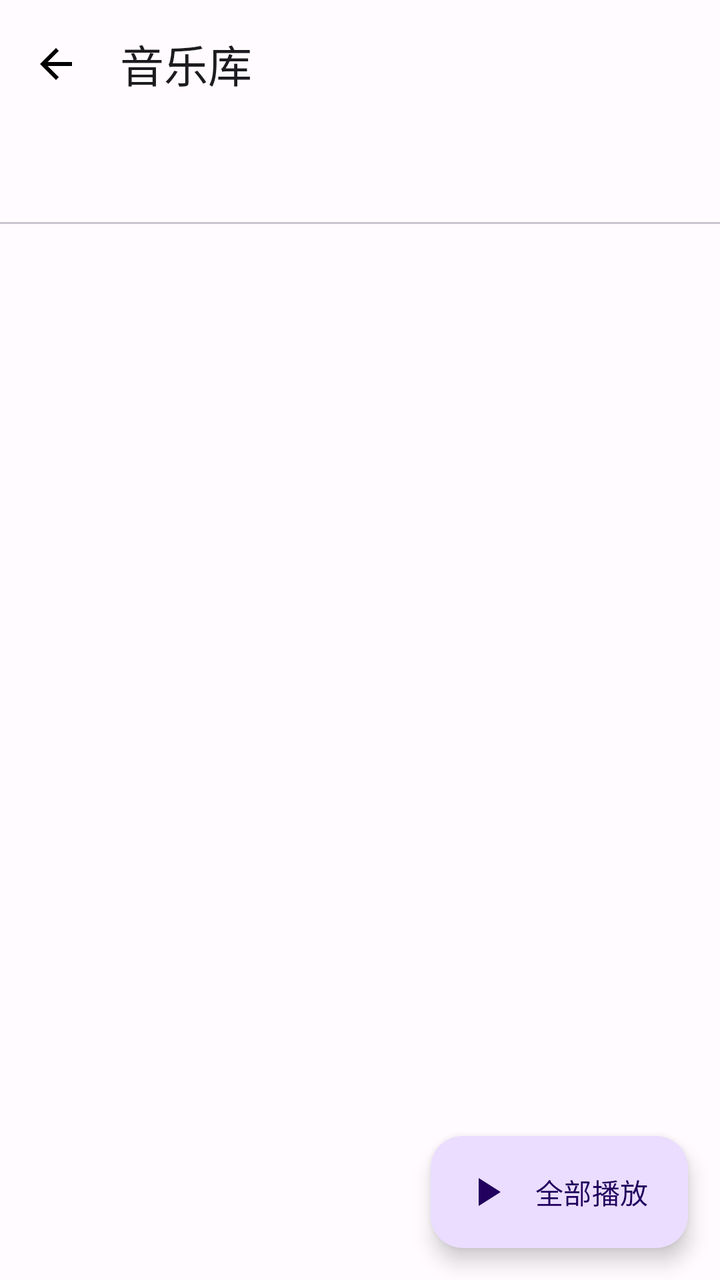
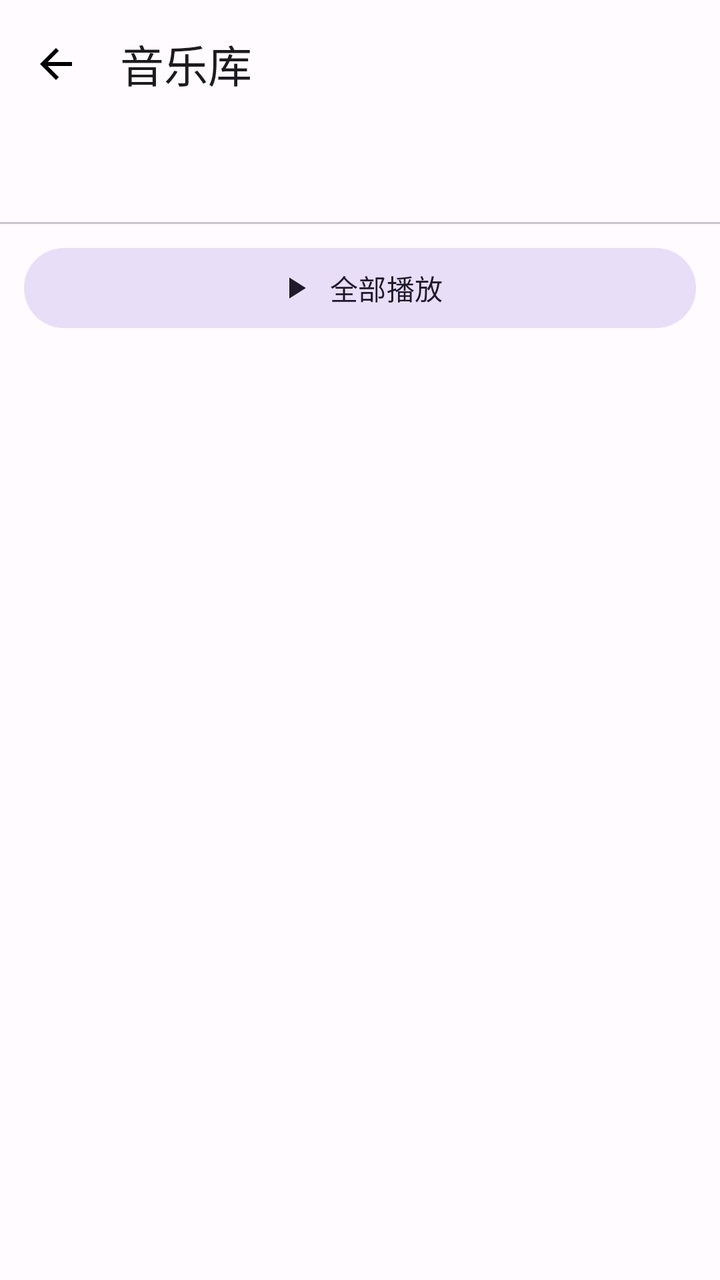

An Android layout rendered at two revisions. The XML below is the earlier revision; the diff shows what the commit changed to produce the second picture.
<!-- AndroidManifest.xml: application theme Theme.TLMCPlayer -->
<!-- res/layout/activity_library.xml -->
<?xml version="1.0" encoding="utf-8"?>
<androidx.coordinatorlayout.widget.CoordinatorLayout xmlns:android="http://schemas.android.com/apk/res/android"
    xmlns:app="http://schemas.android.com/apk/res-auto"
    android:layout_width="match_parent"
    android:layout_height="match_parent">

    <com.google.android.material.appbar.AppBarLayout
        android:layout_width="match_parent"
        android:layout_height="wrap_content">

        <com.google.android.material.appbar.MaterialToolbar
            android:id="@+id/toolbar"
            android:layout_width="match_parent"
            android:layout_height="?attr/actionBarSize"
            app:navigationIcon="@drawable/ic_back"
            app:title="音乐库"
            app:titleTextColor="?attr/colorOnSurface" />

        <com.google.android.material.tabs.TabLayout
            android:id="@+id/tabLayout"
            android:layout_width="match_parent"
            android:layout_height="wrap_content"
            app:tabMode="scrollable"
            app:tabGravity="fill" />

    </com.google.android.material.appbar.AppBarLayout>

    <FrameLayout
        android:layout_width="match_parent"
        android:layout_height="match_parent"
        app:layout_behavior="@string/appbar_scrolling_view_behavior">

        <androidx.recyclerview.widget.RecyclerView
            android:id="@+id/galleryRecyclerView"
            android:layout_width="match_parent"
            android:layout_height="match_parent"
            android:clipToPadding="false"
            android:padding="8dp"
            android:paddingBottom="88dp" />

        <TextView
            android:id="@+id/emptyView"
            android:layout_width="wrap_content"
            android:layout_height="wrap_content"
            android:layout_gravity="center"
            android:gravity="center"
            android:padding="24dp"
            android:textAppearance="?attr/textAppearanceBodyLarge"
            android:textColor="?attr/colorOnSurfaceVariant"
            android:visibility="gone" />

    </FrameLayout>

    <com.google.android.material.floatingactionbutton.ExtendedFloatingActionButton
        android:id="@+id/actionFab"
        android:layout_width="wrap_content"
        android:layout_height="wrap_content"
        android:layout_gravity="bottom|end"
        android:layout_margin="16dp"
        android:text="全部播放"
        app:icon="@drawable/ic_play" />

</androidx.coordinatorlayout.widget.CoordinatorLayout>
<!-- resources referenced by this layout -->
<resources>
  <!-- drawable ic_back (drawable) -->
  <?xml version="1.0" encoding="utf-8"?>
  <vector xmlns:android="http://schemas.android.com/apk/res/android"
      android:width="24dp"
      android:height="24dp"
      android:viewportWidth="24"
      android:viewportHeight="24">
      <path
          android:fillColor="#000000"
          android:pathData="M20,11H7.83l5.59,-5.59L12,4l-8,8 8,8 1.41,-1.41L7.83,13H20v-2z" />
  </vector>
  <!-- drawable ic_play (drawable) -->
  <?xml version="1.0" encoding="utf-8"?>
  <vector xmlns:android="http://schemas.android.com/apk/res/android"
      android:width="24dp"
      android:height="24dp"
      android:viewportWidth="24"
      android:viewportHeight="24">
      <path
          android:fillColor="#000000"
          android:pathData="M8,5v14l11,-7z" />
  </vector>
  <color name="md_theme_primary">#6750A4</color>
  <color name="md_theme_onPrimary">#FFFFFF</color>
  <color name="md_theme_primaryContainer">#EADDFF</color>
  <color name="md_theme_onPrimaryContainer">#21005E</color>
  <color name="md_theme_secondary">#625B71</color>
  <color name="md_theme_onSecondary">#FFFFFF</color>
  <color name="md_theme_secondaryContainer">#E8DEF8</color>
  <color name="md_theme_onSecondaryContainer">#1E192B</color>
  <color name="md_theme_tertiary">#7D5260</color>
  <color name="md_theme_onTertiary">#FFFFFF</color>
  <color name="md_theme_error">#B3261E</color>
  <color name="md_theme_onError">#FFFFFF</color>
  <color name="md_theme_background">#FFFBFE</color>
  <color name="md_theme_onBackground">#1C1B1F</color>
  <color name="md_theme_surface">#FFFBFE</color>
  <color name="md_theme_onSurface">#1C1B1F</color>
  <color name="md_theme_surfaceVariant">#E7E0EC</color>
  <color name="md_theme_onSurfaceVariant">#49454E</color>
  <color name="md_theme_outline">#79747E</color>
  <!-- unchanged entries left out for length: 1 -->
</resources>

<!-- the commit's change to res/layout/activity_library.xml (unified diff, before → after) -->
@@ -25,39 +25,180 @@
 
     </com.google.android.material.appbar.AppBarLayout>
 
-    <FrameLayout
+    <LinearLayout
         android:layout_width="match_parent"
         android:layout_height="match_parent"
+        android:orientation="vertical"
         app:layout_behavior="@string/appbar_scrolling_view_behavior">
 
-        <androidx.recyclerview.widget.RecyclerView
-            android:id="@+id/galleryRecyclerView"
-            android:layout_width="match_parent"
-            android:layout_height="match_parent"
-            android:clipToPadding="false"
-            android:padding="8dp"
-            android:paddingBottom="88dp" />
-
-        <TextView
-            android:id="@+id/emptyView"
-            android:layout_width="wrap_content"
+        <com.google.android.material.button.MaterialButton
+            android:id="@+id/actionFab"
+            style="@style/Widget.Material3.Button.TonalButton"
+            android:layout_width="match_parent"
             android:layout_height="wrap_content"
-            android:layout_gravity="center"
-            android:gravity="center"
-            android:padding="24dp"
-            android:textAppearance="?attr/textAppearanceBodyLarge"
-            android:textColor="?attr/colorOnSurfaceVariant"
-            android:visibility="gone" />
-
-    </FrameLayout>
-
-    <com.google.android.material.floatingactionbutton.ExtendedFloatingActionButton
-        android:id="@+id/actionFab"
-        android:layout_width="wrap_content"
+            android:layout_marginHorizontal="12dp"
+            android:layout_marginTop="8dp"
+            android:layout_marginBottom="4dp"
+            android:text="全部播放"
+            app:icon="@drawable/ic_play"
+            app:iconGravity="textStart" />
+
+        <FrameLayout
+            android:layout_width="match_parent"
+            android:layout_height="0dp"
+            android:layout_weight="1">
+
+            <androidx.recyclerview.widget.RecyclerView
+                android:id="@+id/galleryRecyclerView"
+                android:layout_width="match_parent"
+                android:layout_height="match_parent"
+                android:clipToPadding="false"
+                android:padding="8dp"
+                android:paddingBottom="80dp" />
+
+            <TextView
+                android:id="@+id/emptyView"
+                android:layout_width="wrap_content"
+                android:layout_height="wrap_content"
+                android:layout_gravity="center"
+                android:gravity="center"
+                android:padding="24dp"
+                android:textAppearance="?attr/textAppearanceBodyLarge"
+                android:textColor="?attr/colorOnSurfaceVariant"
+                android:visibility="gone" />
+
+        </FrameLayout>
+
+    </LinearLayout>
+
+    
+    <com.google.android.material.card.MaterialCardView
+        android:id="@+id/miniPlayerCard"
+        android:layout_width="match_parent"
         android:layout_height="wrap_content"
-        android:layout_gravity="bottom|end"
-        android:layout_margin="16dp"
-        android:text="全部播放"
-        app:icon="@drawable/ic_play" />
+        android:layout_gravity="bottom"
+        android:visibility="gone"
+        app:cardBackgroundColor="?attr/colorSurfaceVariant"
+        app:cardCornerRadius="0dp"
+        app:cardElevation="8dp">
+
+        <LinearLayout
+            android:layout_width="match_parent"
+            android:layout_height="wrap_content"
+            android:orientation="vertical">
+
+            <SeekBar
+                android:id="@+id/miniPlayerProgress"
+                android:layout_width="match_parent"
+                android:layout_height="16dp"
+                android:max="1000"
+                android:maxHeight="2dp"
+                android:minHeight="2dp"
+                android:paddingStart="0dp"
+                android:paddingEnd="0dp"
+                android:progress="0"
+                android:thumb="@android:color/transparent"
+                android:thumbOffset="0dp" />
+
+            <LinearLayout
+                android:layout_width="match_parent"
+                android:layout_height="56dp"
+                android:gravity="center_vertical"
+                android:orientation="horizontal"
+                android:paddingStart="16dp"
+                android:paddingEnd="4dp">
+
+                <ImageView
+                    android:id="@+id/miniPlayerArtwork"
+                    android:layout_width="44dp"
+                    android:layout_height="44dp"
+                    android:layout_marginEnd="12dp"
+                    android:contentDescription="专辑封面"
+                    android:scaleType="centerCrop"
+                    android:visibility="gone" />
+
+                <LinearLayout
+                    android:id="@+id/miniPlayerInfo"
+                    android:layout_width="0dp"
+                    android:layout_height="wrap_content"
+                    android:layout_weight="1"
+                    android:orientation="vertical">
+
+                    <TextView
+                        android:id="@+id/miniPlayerTitle"
+                        android:layout_width="match_parent"
+                        android:layout_height="wrap_content"
+                        android:ellipsize="end"
+                        android:maxLines="1"
+                        android:text="未在播放"
+                        android:textAppearance="?attr/textAppearanceBodyMedium"
+                        android:textColor="?attr/colorOnSurface" />
+
+                    <TextView
+                        android:id="@+id/miniPlayerArtist"
+                        android:layout_width="match_parent"
+                        android:layout_height="wrap_content"
+                        android:ellipsize="end"
+                        android:maxLines="1"
+                        android:textAppearance="?attr/textAppearanceLabelSmall"
+                        android:textColor="?attr/colorOnSurfaceVariant" />
+
+                </LinearLayout>
+
+                <ImageButton
+                    android:id="@+id/miniPlayerPrev"
+                    android:layout_width="40dp"
+                    android:layout_height="40dp"
+                    android:background="?attr/selectableItemBackgroundBorderless"
+                    android:contentDescription="上一曲"
+                    android:scaleType="centerInside"
+                    android:src="@drawable/ic_previous"
+                    app:tint="?attr/colorOnSurface" />
+
+                <ImageButton
+                    android:id="@+id/miniPlayerPlayPause"
+                    android:layout_width="40dp"
+                    android:layout_height="40dp"
+                    android:background="?attr/selectableItemBackgroundBorderless"
+                    android:contentDescription="播放/暂停"
+                    android:scaleType="centerInside"
+                    android:src="@drawable/ic_play"
+                    app:tint="?attr/colorOnSurface" />
+
+                <ImageButton
+                    android:id="@+id/miniPlayerNext"
+                    android:layout_width="40dp"
+                    android:layout_height="40dp"
+                    android:background="?attr/selectableItemBackgroundBorderless"
+                    android:contentDescription="下一曲"
+                    android:scaleType="centerInside"
+                    android:src="@drawable/ic_next"
+                    app:tint="?attr/colorOnSurface" />
+
+                <ImageButton
+                    android:id="@+id/miniPlayerPlayMode"
+                    android:layout_width="40dp"
+                    android:layout_height="40dp"
+                    android:background="?attr/selectableItemBackgroundBorderless"
+                    android:contentDescription="播放模式"
+                    android:scaleType="centerInside"
+                    android:src="@drawable/ic_sequential"
+                    app:tint="?attr/colorOnSurface" />
+
+                <ImageButton
+                    android:id="@+id/miniPlayerPlaylist"
+                    android:layout_width="40dp"
+                    android:layout_height="40dp"
+                    android:background="?attr/selectableItemBackgroundBorderless"
+                    android:contentDescription="播放列表"
+                    android:scaleType="centerInside"
+                    android:src="@drawable/ic_playlist"
+                    app:tint="?attr/colorOnSurface" />
+
+            </LinearLayout>
+
+        </LinearLayout>
+
+    </com.google.android.material.card.MaterialCardView>
 
 </androidx.coordinatorlayout.widget.CoordinatorLayout>
<!-- resource entries referenced after the edit -->
@@ -11,6 +11,17 @@
           android:fillColor="#000000"
           android:pathData="M20,11H7.83l5.59,-5.59L12,4l-8,8 8,8 1.41,-1.41L7.83,13H20v-2z" />
   </vector>
+  <!-- drawable ic_next (drawable) -->
+  <?xml version="1.0" encoding="utf-8"?>
+  <vector xmlns:android="http://schemas.android.com/apk/res/android"
+      android:width="24dp"
+      android:height="24dp"
+      android:viewportWidth="24"
+      android:viewportHeight="24">
+      <path
+          android:fillColor="#000000"
+          android:pathData="M6,18l8.5,-6L6,6v12zM16,6v12h2V6h-2z" />
+  </vector>
   <!-- drawable ic_play (drawable) -->
   <?xml version="1.0" encoding="utf-8"?>
   <vector xmlns:android="http://schemas.android.com/apk/res/android"
@@ -21,6 +32,41 @@
       <path
           android:fillColor="#000000"
           android:pathData="M8,5v14l11,-7z" />
+  </vector>
+  <!-- drawable ic_playlist (drawable) -->
+  <?xml version="1.0" encoding="utf-8"?>
+  <vector xmlns:android="http://schemas.android.com/apk/res/android"
+      android:width="24dp"
+      android:height="24dp"
+      android:viewportWidth="24"
+      android:viewportHeight="24">
+      <path
+          android:fillColor="#000000"
+          android:pathData="M4,10h12v2H4zM4,6h16v2H4zM4,14h8v2H4zM14,14v6l5,-3z" />
+  </vector>
+  <!-- drawable ic_previous (drawable) -->
+  <?xml version="1.0" encoding="utf-8"?>
+  <vector xmlns:android="http://schemas.android.com/apk/res/android"
+      android:width="24dp"
+      android:height="24dp"
+      android:viewportWidth="24"
+      android:viewportHeight="24">
+      <path
+          android:fillColor="#000000"
+          android:pathData="M6,6h2v12H6zM9.5,12l8.5,6V6z" />
+  </vector>
+  <!-- drawable ic_sequential (drawable) -->
+  <vector xmlns:android="http://schemas.android.com/apk/res/android"
+      android:width="24dp"
+      android:height="24dp"
+      android:viewportWidth="24"
+      android:viewportHeight="24">
+      <path
+          android:fillColor="@android:color/white"
+          android:pathData="M3,4h18v2H3V4zM3,11h18v2H3v-2zM3,18h18v2H3v-2z" />
+      <path
+          android:fillColor="@android:color/white"
+          android:pathData="M19,15l4,4 -4,4v-3H5v-2h14v-3z" />
   </vector>
   <color name="md_theme_primary">#6750A4</color>
   <color name="md_theme_onPrimary">#FFFFFF</color>
